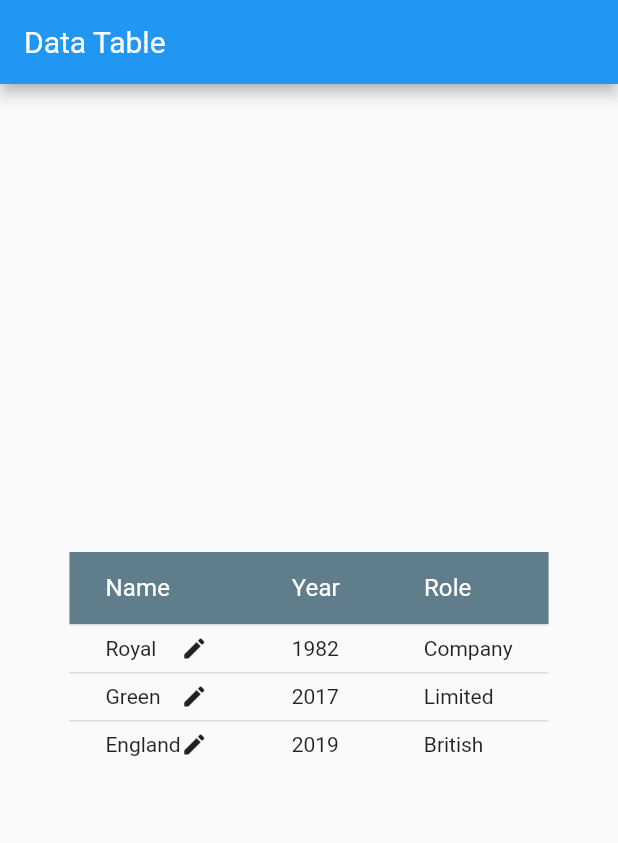
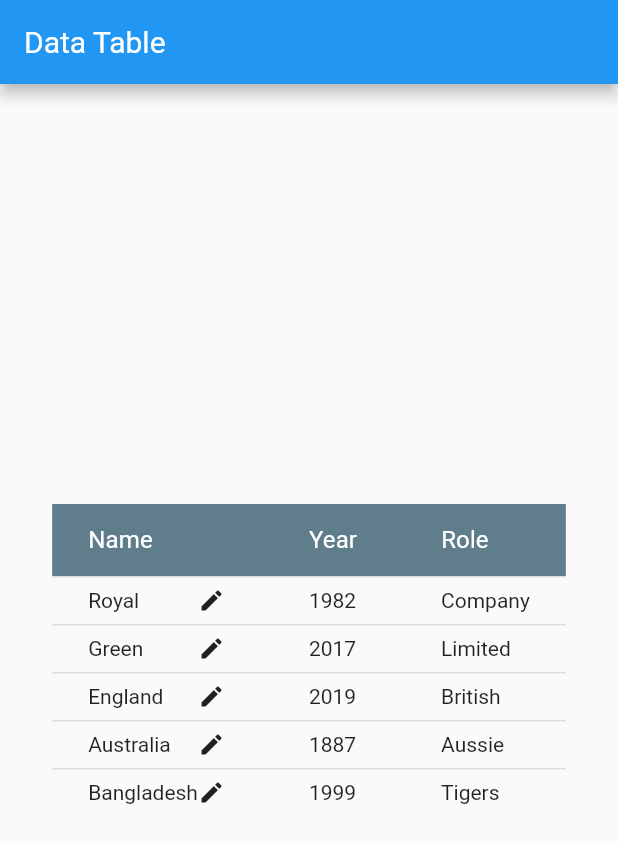
Before and after one commit to mahmudul2017/Work-with-flutter, a Flutter app: the _dataTableState screen opened directly, on a phone screen of 412 x 824 dp. Shown: the top 843 px of the screen. Run offline on Flutter 3.47's test engine with Material 2 defaults, Android fonts, the phone set to English and light mode, and no system bars; our stand-ins replace liquid_swipe, math_expressions, shared_preferences; accounts and stored records are empty.

Commit message:
+ data table row added

```diff
--- a/lib/data_table/dataTable.dart
+++ b/lib/data_table/dataTable.dart
@@ -48,6 +48,16 @@ class _dataTableStateState extends State<_dataTableState> {
               DataCell(Text('England'), showEditIcon: true),
               DataCell(Text('2019')),
               DataCell(Text('British')),
+            ]),
+            DataRow(cells: [
+              DataCell(Text('Australia'), showEditIcon: true),
+              DataCell(Text('1887')),
+              DataCell(Text('Aussie')),
+            ]),
+            DataRow(cells: [
+              DataCell(Text('Bangladesh'), showEditIcon: true),
+              DataCell(Text('1999')),
+              DataCell(Text('Tigers')),
             ])
           ],
         ),
```
